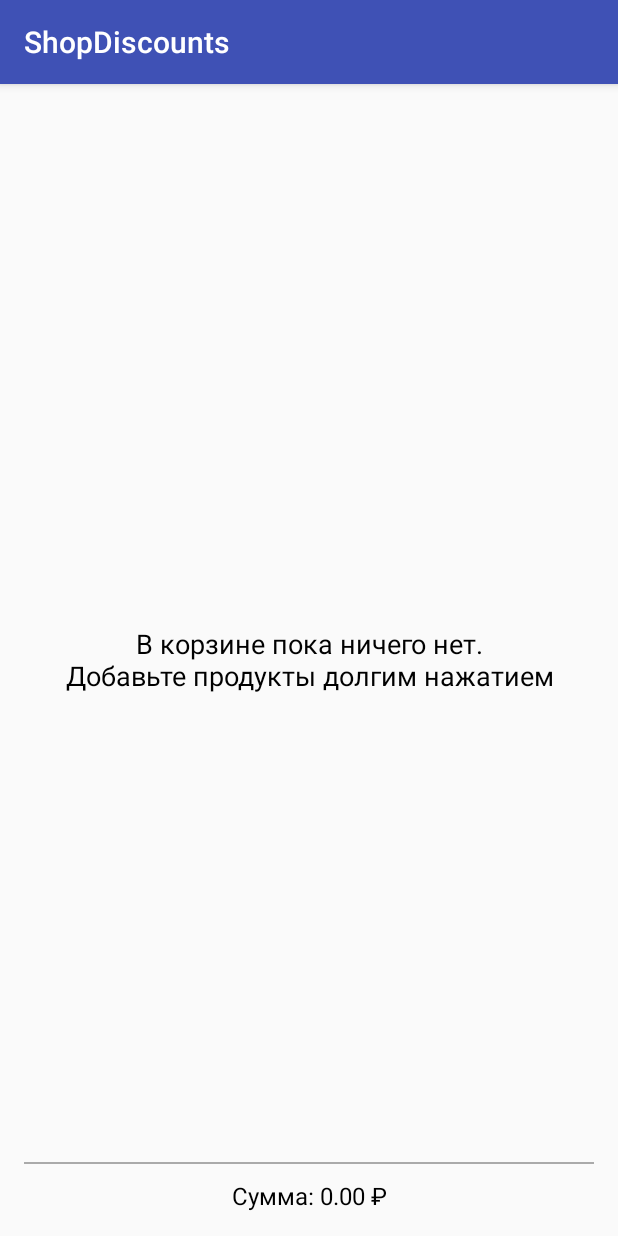
After one commit to Sinopsys/Zxcv-qwer-asd, an Android app: the fragment ShoppingCartFragment shown on its own in the app's theme, on a phone screen of 412 x 824 dp. The commit adds this screen. Run offline under Robolectric (Android 15) with nearby library versions, the phone set to English and light mode, and no system bars; 4 statements that could not run were skipped.

Commit message:
added shopping cart as a separate screen

```diff
--- a/ShopDiscounts/app/src/main/java/immediate/shopdiscounts/fragments/ItemsFragment.java
+++ b/ShopDiscounts/app/src/main/java/immediate/shopdiscounts/fragments/ItemsFragment.java
@@ -82,7 +82,9 @@ public class ItemsFragment extends Fragment {
     public void onActivityCreated(@Nullable Bundle savedInstanceState) {
         super.onActivityCreated(savedInstanceState);
 
-        ((MainActivity) getActivity()).adapter = new ItemListAdapter(getContext());
+        ((MainActivity) getActivity()).adapter = new ItemListAdapter(
+                (MainActivity) getActivity()
+        );
         itemList.setAdapter(((MainActivity) getActivity()).adapter);
 
 
--- /dev/null
+++ b/ShopDiscounts/app/src/main/java/immediate/shopdiscounts/fragments/ShoppingCartFragment.java
@@ -0,0 +1,105 @@
+package immediate.shopdiscounts.fragments;
+
+import android.os.Bundle;
+import android.support.annotation.Nullable;
+import android.support.v4.app.Fragment;
+import android.support.v7.widget.LinearLayoutManager;
+import android.support.v7.widget.RecyclerView;
+import android.support.v7.widget.helper.ItemTouchHelper;
+import android.text.Html;
+import android.text.Spanned;
+import android.view.LayoutInflater;
+import android.view.View;
+import android.view.ViewGroup;
+import android.widget.TextView;
+
+import immediate.shopdiscounts.EmptyRecyclerView;
+import immediate.shopdiscounts.MainActivity;
+import immediate.shopdiscounts.R;
+import immediate.shopdiscounts.adapters.ItemListAdapter;
+
+public class ShoppingCartFragment extends Fragment {
+
+    EmptyRecyclerView cart;
+    TextView total;
+    ItemListAdapter adapter;
+
+
+    public ShoppingCartFragment(){
+
+    }
+
+    public void updateTotal() {
+        float _old = adapter.totalSumOld();
+        float _new = adapter.totalSumNew();
+
+        if (_old != 0.0) {
+            Spanned s = Html.fromHtml(String.format("<big><big>Сумма:</big></big> <font color='red'><s>%.2f</s> &#8381;</font> <big><big><font color='black'>%.2f &#8381;</font></big></big>", adapter.totalSumOld(), adapter.totalSumNew()));
+            total.setText(s);
+        } else {
+            total.setText(String.format("Сумма: %.2f \u20BD", _new));
+        }
+    }
+
+    public static ShoppingCartFragment newInstance () {
+        return new ShoppingCartFragment();
+    }
+
+    @Nullable
+    @Override
+    public View onCreateView(LayoutInflater inflater, @Nullable ViewGroup container, @Nullable Bundle savedInstanceState) {
+        View rootView = inflater.inflate(R.layout.fragment_shopcart, container, false);
+        cart = (EmptyRecyclerView) rootView.findViewById(R.id.item_list);
+
+        adapter = ((MainActivity)getActivity()).shoppingCartAdapter;
+        adapter.registerAdapterDataObserver(new RecyclerView.AdapterDataObserver() {
+
+            @Override
+            public void onItemRangeInserted(int positionStart, int itemCount) {
+                updateTotal();
+            }
+
+            @Override
+            public void onItemRangeRemoved(int positionStart, int itemCount) {
+                updateTotal();
+            }
+
+            @Override
+            public void onChanged() {
+                updateTotal();
+            }
+        });
+
+        ItemTouchHelper.SimpleCallback simpleItemTouchCallback = new ItemTouchHelper.SimpleCallback(0, ItemTouchHelper.LEFT | ItemTouchHelper.RIGHT) {
+            @Override
+            public boolean onMove(RecyclerView recyclerView, RecyclerView.ViewHolder viewHolder, RecyclerView.ViewHolder target) {
+                return false;
+            }
+
+            @Override
+            public void onSwiped(RecyclerView.ViewHolder viewHolder, int swipeDir) {
+                int i = viewHolder.getAdapterPosition();
+                adapter.removeAt(i);
+            }
+        };
+
+
+        ItemTouchHelper itemTouchHelper = new ItemTouchHelper(simpleItemTouchCallback);
+        itemTouchHelper.attachToRecyclerView(cart);
+
+        cart.setAdapter(adapter);
+        cart.setLayoutManager(new LinearLayoutManager(getContext()));
+
+        total = (TextView) rootView.findViewById(R.id.total);
+        TextView emptyLabel = (TextView) rootView.findViewById(R.id.emptyLabel);
+
+        cart.setEmptyView(emptyLabel);
+
+
+
+        updateTotal();
+
+        return rootView;
+    }
+
+}
--- a/ShopDiscounts/app/src/main/res/layout/fragment_shopcart.xml
+++ b/ShopDiscounts/app/src/main/res/layout/fragment_shopcart.xml
@@ -1,13 +1,24 @@
 <?xml version="1.0" encoding="utf-8"?>
 <RelativeLayout xmlns:android="http://schemas.android.com/apk/res/android"
-              android:orientation="vertical"
-              android:layout_width="match_parent"
-              android:layout_height="match_parent">
+                android:orientation="vertical" android:layout_width="match_parent"
+                android:layout_height="match_parent">
+
+    <View
+        android:layout_width="match_parent"
+        android:layout_height="1dp"
+        android:layout_alignParentBottom="true"
+        android:layout_marginBottom="48dp"
+        android:id="@+id/separator"
+        android:layout_marginLeft="16dp"
+        android:layout_marginRight="16dp"
+        android:background="@android:color/darker_gray"/>
 
     <immediate.shopdiscounts.EmptyRecyclerView
         android:layout_width="match_parent"
-        android:id="@+id/shoppingCart"
-        android:layout_height="match_parent">
+        android:layout_height="wrap_content"
+        android:layout_above="@id/separator"
+        android:layout_alignParentTop="true"
+        android:id="@+id/item_list">
 
     </immediate.shopdiscounts.EmptyRecyclerView>
 
@@ -17,6 +28,21 @@
         android:layout_centerInParent="true"
         android:gravity="center"
         android:id="@+id/emptyLabel"
-        android:text="Добавьте продукты в корзину\nи мы подберём для Вас скидки!"/>
+        android:textSize="18sp"
+        android:textColor="#000"
+        android:text="В корзине пока ничего нет.\nДобавьте продукты долгим нажатием"/>
+
+
+
+    <TextView
+        android:layout_width="match_parent"
+        android:layout_height="wrap_content"
+        android:layout_alignParentBottom="true"
+        android:layout_marginBottom="16dp"
+        android:gravity="center"
+        android:textSize="16sp"
+        android:textColor="#000"
+        android:id="@+id/total"
+        android:text="Сумма: 0.00 ₽"/>
 
 </RelativeLayout>
```
Also changed, not shown: ShopDiscounts/app/src/main/java/immediate/shopdiscounts/MainActivity.java (+9 -5 lines), ShopDiscounts/app/src/main/java/immediate/shopdiscounts/adapters/ItemListAdapter.java (+42 -4 lines), ShopDiscounts/app/src/main/java/immediate/shopdiscounts/adapters/SectionsPagerAdapter.java (+27 -3 lines), ShopDiscounts/app/src/main/java/immediate/shopdiscounts/fragments/GroceryListFragment.java (renamed from ShopDiscounts/app/src/main/java/immediate/shopdiscounts/fragments/ShopCartFragment.java, +5 -8 lines), ShopDiscounts/app/src/main/res/layout/fragment_grocerylist.xml (added, +24 -0 lines).
